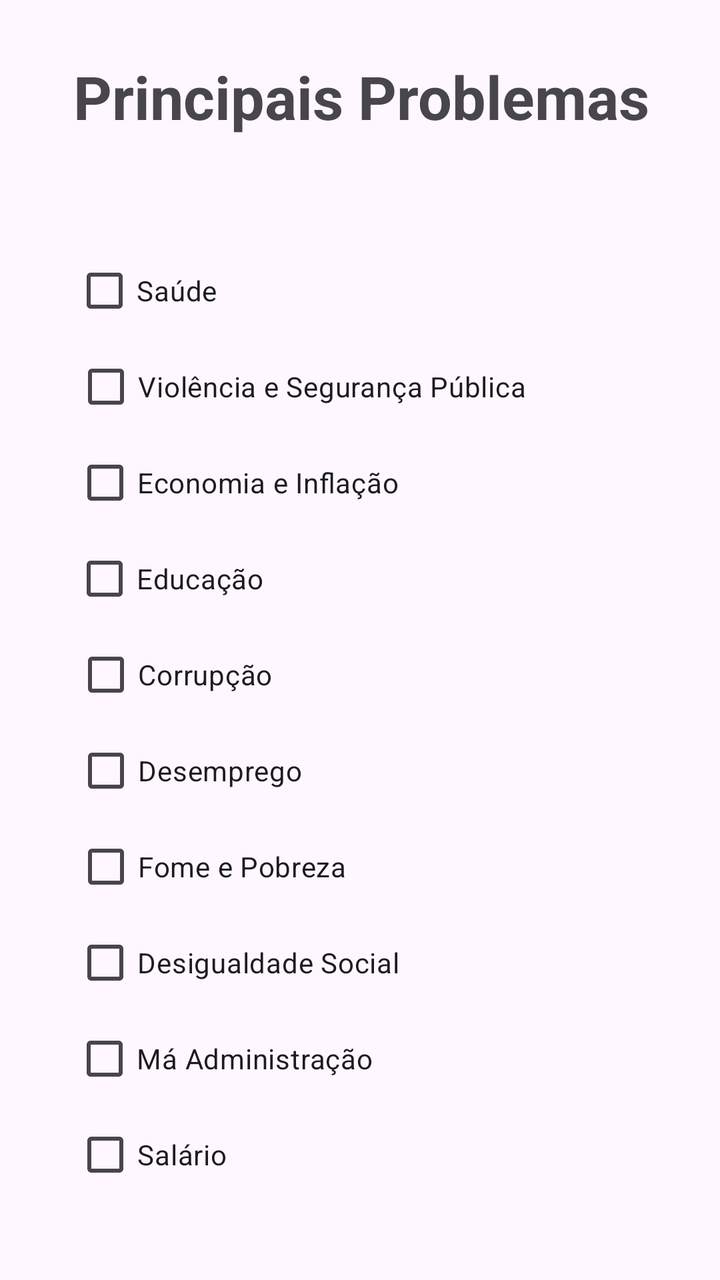
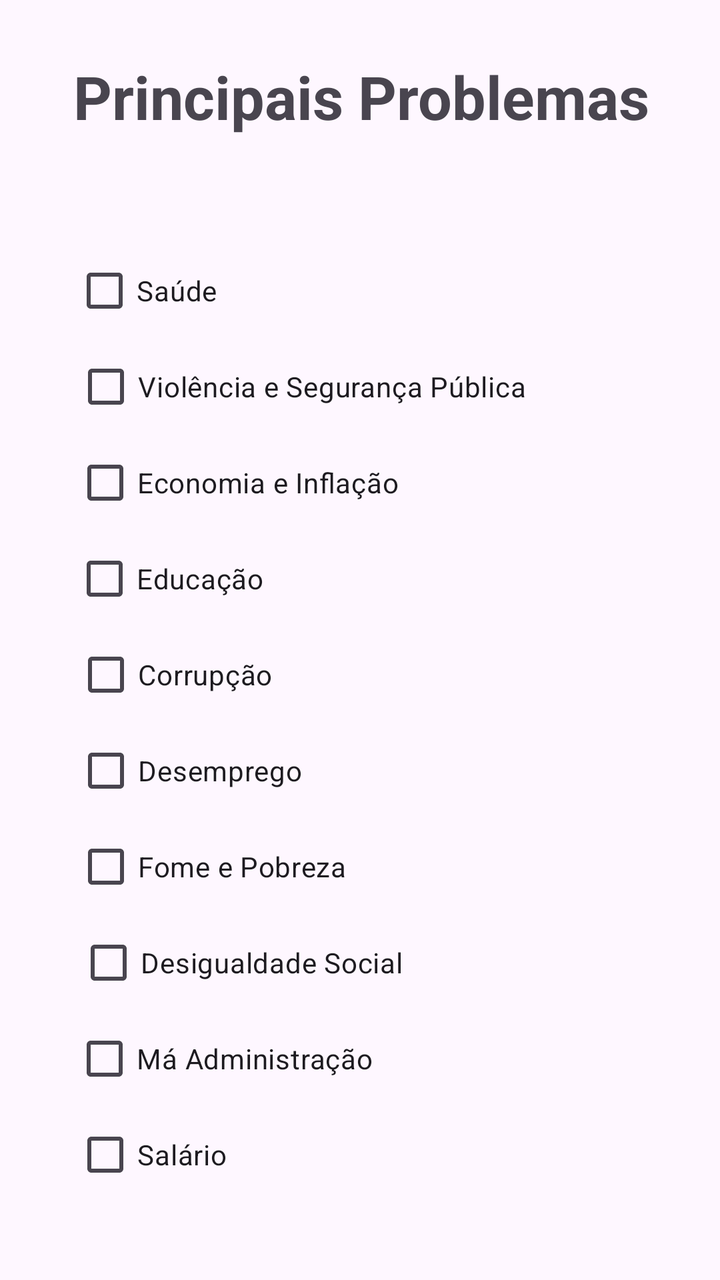

Two renders of the same Android screen: before a commit and after it. Below are the layout's source before the change and the commit's diff.
<!-- AndroidManifest.xml: application theme Theme.Eleicao -->
<!-- res/layout/activity_problemas.xml -->
<?xml version="1.0" encoding="utf-8"?>
<androidx.constraintlayout.widget.ConstraintLayout xmlns:android="http://schemas.android.com/apk/res/android"
    xmlns:app="http://schemas.android.com/apk/res-auto"
    xmlns:tools="http://schemas.android.com/tools"
    android:id="@+id/main"
    android:layout_width="match_parent"
    android:layout_height="match_parent"
    tools:context=".ProblemasActivity">

    <TextView
        android:id="@+id/textView8"
        android:layout_width="wrap_content"
        android:layout_height="wrap_content"
        android:layout_marginStart="62dp"
        android:layout_marginTop="28dp"
        android:layout_marginEnd="61dp"
        android:text="Principais Problemas"
        android:textSize="30sp"
        android:textStyle="bold"
        app:layout_constraintEnd_toEndOf="parent"
        app:layout_constraintStart_toStartOf="parent"
        app:layout_constraintTop_toTopOf="parent" />

    <CheckBox
        android:id="@+id/checkBox"
        android:layout_width="wrap_content"
        android:layout_height="wrap_content"
        android:layout_marginStart="62dp"
        android:layout_marginTop="53dp"
        android:layout_marginEnd="277dp"
        android:text="Saúde"
        app:layout_constraintEnd_toEndOf="parent"
        app:layout_constraintStart_toStartOf="parent"
        app:layout_constraintTop_toBottomOf="@+id/textView8" />

    <CheckBox
        android:id="@+id/checkBox2"
        android:layout_width="wrap_content"
        android:layout_height="wrap_content"
        android:layout_marginStart="62dp"
        android:layout_marginEnd="122dp"
        android:text="Violência e Segurança Pública"
        app:layout_constraintEnd_toEndOf="parent"
        app:layout_constraintStart_toStartOf="parent"
        app:layout_constraintTop_toBottomOf="@+id/checkBox" />

    <CheckBox
        android:id="@+id/checkBox3"
        android:layout_width="wrap_content"
        android:layout_height="wrap_content"
        android:layout_marginStart="62dp"
        android:layout_marginEnd="186dp"
        android:text="Economia e Inflação"
        app:layout_constraintEnd_toEndOf="parent"
        app:layout_constraintStart_toStartOf="parent"
        app:layout_constraintTop_toBottomOf="@+id/checkBox2" />

    <CheckBox
        android:id="@+id/checkBox4"
        android:layout_width="wrap_content"
        android:layout_height="wrap_content"
        android:layout_marginStart="62dp"
        android:layout_marginEnd="254dp"
        android:text="Educação"
        app:layout_constraintEnd_toEndOf="parent"
        app:layout_constraintStart_toStartOf="parent"
        app:layout_constraintTop_toBottomOf="@+id/checkBox3" />

    <CheckBox
        android:id="@+id/checkBox5"
        android:layout_width="wrap_content"
        android:layout_height="wrap_content"
        android:layout_marginStart="62dp"
        android:layout_marginEnd="249dp"
        android:text="Corrupção"
        app:layout_constraintEnd_toEndOf="parent"
        app:layout_constraintStart_toStartOf="parent"
        app:layout_constraintTop_toBottomOf="@+id/checkBox4" />

    <CheckBox
        android:id="@+id/checkBox6"
        android:layout_width="wrap_content"
        android:layout_height="wrap_content"
        android:layout_marginStart="62dp"
        android:layout_marginEnd="234dp"
        android:text="Desemprego"
        app:layout_constraintEnd_toEndOf="parent"
        app:layout_constraintStart_toStartOf="parent"
        app:layout_constraintTop_toBottomOf="@+id/checkBox5" />

    <CheckBox
        android:id="@+id/checkBox7"
        android:layout_width="wrap_content"
        android:layout_height="wrap_content"
        android:layout_marginStart="62dp"
        android:layout_marginEnd="212dp"
        android:text="Fome e Pobreza"
        app:layout_constraintEnd_toEndOf="parent"
        app:layout_constraintStart_toStartOf="parent"
        app:layout_constraintTop_toBottomOf="@+id/checkBox6" />

    <CheckBox
        android:id="@+id/checkBox8"
        android:layout_width="wrap_content"
        android:layout_height="wrap_content"
        android:layout_marginStart="62dp"
        android:layout_marginEnd="182dp"
        android:text="Desigualdade Social "
        app:layout_constraintEnd_toEndOf="parent"
        app:layout_constraintStart_toStartOf="parent"
        app:layout_constraintTop_toBottomOf="@+id/checkBox7" />

    <CheckBox
        android:id="@+id/checkBox9"
        android:layout_width="wrap_content"
        android:layout_height="wrap_content"
        android:layout_marginStart="62dp"
        android:layout_marginEnd="199dp"
        android:text="Má Administração"
        app:layout_constraintEnd_toEndOf="parent"
        app:layout_constraintStart_toStartOf="parent"
        app:layout_constraintTop_toBottomOf="@+id/checkBox8" />

    <CheckBox
        android:id="@+id/checkBox10"
        android:layout_width="wrap_content"
        android:layout_height="wrap_content"
        android:layout_marginStart="62dp"
        android:layout_marginEnd="272dp"
        android:text="Salário"
        app:layout_constraintEnd_toEndOf="parent"
        app:layout_constraintStart_toStartOf="parent"
        app:layout_constraintTop_toBottomOf="@+id/checkBox9" />

    <Button
        android:id="@+id/btConfirmar"
        android:layout_width="wrap_content"
        android:layout_height="wrap_content"
        android:layout_marginStart="145dp"
        android:layout_marginTop="36dp"
        android:layout_marginEnd="145dp"
        android:backgroundTint="#2D3094"
        android:text="Confirmar"
        android:textSize="16sp"
        app:cornerRadius="10dp"
        app:layout_constraintEnd_toEndOf="parent"
        app:layout_constraintStart_toStartOf="parent"
        app:layout_constraintTop_toBottomOf="@+id/checkBox10" />
</androidx.constraintlayout.widget.ConstraintLayout>
<!-- resources referenced by this layout -->
<resources>
  <style name="Theme.Eleicao" parent="Base.Theme.Eleicao" />
  <style name="Base.Theme.Eleicao" parent="Theme.Material3.DayNight.NoActionBar">
          
          
      </style>
</resources>

<!-- the commit's change to res/layout/activity_problemas.xml (unified diff, before → after) -->
@@ -22,7 +22,7 @@
         app:layout_constraintTop_toTopOf="parent" />
 
     <CheckBox
-        android:id="@+id/checkBox"
+        android:id="@+id/saude"
         android:layout_width="wrap_content"
         android:layout_height="wrap_content"
         android:layout_marginStart="62dp"
@@ -34,7 +34,7 @@
         app:layout_constraintTop_toBottomOf="@+id/textView8" />
 
     <CheckBox
-        android:id="@+id/checkBox2"
+        android:id="@+id/violenciaSegurançaPublica"
         android:layout_width="wrap_content"
         android:layout_height="wrap_content"
         android:layout_marginStart="62dp"
@@ -42,10 +42,10 @@
         android:text="Violência e Segurança Pública"
         app:layout_constraintEnd_toEndOf="parent"
         app:layout_constraintStart_toStartOf="parent"
-        app:layout_constraintTop_toBottomOf="@+id/checkBox" />
+        app:layout_constraintTop_toBottomOf="@+id/saude" />
 
     <CheckBox
-        android:id="@+id/checkBox3"
+        android:id="@+id/economiaInflacao"
         android:layout_width="wrap_content"
         android:layout_height="wrap_content"
         android:layout_marginStart="62dp"
@@ -53,10 +53,10 @@
         android:text="Economia e Inflação"
         app:layout_constraintEnd_toEndOf="parent"
         app:layout_constraintStart_toStartOf="parent"
-        app:layout_constraintTop_toBottomOf="@+id/checkBox2" />
+        app:layout_constraintTop_toBottomOf="@+id/violenciaSegurançaPublica" />
 
     <CheckBox
-        android:id="@+id/checkBox4"
+        android:id="@+id/educacao"
         android:layout_width="wrap_content"
         android:layout_height="wrap_content"
         android:layout_marginStart="62dp"
@@ -64,10 +64,10 @@
         android:text="Educação"
         app:layout_constraintEnd_toEndOf="parent"
         app:layout_constraintStart_toStartOf="parent"
-        app:layout_constraintTop_toBottomOf="@+id/checkBox3" />
+        app:layout_constraintTop_toBottomOf="@+id/economiaInflacao" />
 
     <CheckBox
-        android:id="@+id/checkBox5"
+        android:id="@+id/corrupcao"
         android:layout_width="wrap_content"
         android:layout_height="wrap_content"
         android:layout_marginStart="62dp"
@@ -75,10 +75,10 @@
         android:text="Corrupção"
         app:layout_constraintEnd_toEndOf="parent"
         app:layout_constraintStart_toStartOf="parent"
-        app:layout_constraintTop_toBottomOf="@+id/checkBox4" />
+        app:layout_constraintTop_toBottomOf="@+id/educacao" />
 
     <CheckBox
-        android:id="@+id/checkBox6"
+        android:id="@+id/desemprego"
         android:layout_width="wrap_content"
         android:layout_height="wrap_content"
         android:layout_marginStart="62dp"
@@ -86,10 +86,10 @@
         android:text="Desemprego"
         app:layout_constraintEnd_toEndOf="parent"
         app:layout_constraintStart_toStartOf="parent"
-        app:layout_constraintTop_toBottomOf="@+id/checkBox5" />
+        app:layout_constraintTop_toBottomOf="@+id/corrupcao" />
 
     <CheckBox
-        android:id="@+id/checkBox7"
+        android:id="@+id/fomePobreza"
         android:layout_width="wrap_content"
         android:layout_height="wrap_content"
         android:layout_marginStart="62dp"
@@ -97,21 +97,21 @@
         android:text="Fome e Pobreza"
         app:layout_constraintEnd_toEndOf="parent"
         app:layout_constraintStart_toStartOf="parent"
-        app:layout_constraintTop_toBottomOf="@+id/checkBox6" />
+        app:layout_constraintTop_toBottomOf="@+id/desemprego" />
 
     <CheckBox
-        android:id="@+id/checkBox8"
+        android:id="@+id/desiquidadeSocial"
         android:layout_width="wrap_content"
         android:layout_height="wrap_content"
         android:layout_marginStart="62dp"
         android:layout_marginEnd="182dp"
-        android:text="Desigualdade Social "
+        android:text="Desigualdade Social"
         app:layout_constraintEnd_toEndOf="parent"
         app:layout_constraintStart_toStartOf="parent"
-        app:layout_constraintTop_toBottomOf="@+id/checkBox7" />
+        app:layout_constraintTop_toBottomOf="@+id/fomePobreza" />
 
     <CheckBox
-        android:id="@+id/checkBox9"
+        android:id="@+id/maAdmin"
         android:layout_width="wrap_content"
         android:layout_height="wrap_content"
         android:layout_marginStart="62dp"
@@ -119,10 +119,10 @@
         android:text="Má Administração"
         app:layout_constraintEnd_toEndOf="parent"
         app:layout_constraintStart_toStartOf="parent"
-        app:layout_constraintTop_toBottomOf="@+id/checkBox8" />
+        app:layout_constraintTop_toBottomOf="@+id/desiquidadeSocial" />
 
     <CheckBox
-        android:id="@+id/checkBox10"
+        android:id="@+id/salario"
         android:layout_width="wrap_content"
         android:layout_height="wrap_content"
         android:layout_marginStart="62dp"
@@ -130,7 +130,7 @@
         android:text="Salário"
         app:layout_constraintEnd_toEndOf="parent"
         app:layout_constraintStart_toStartOf="parent"
-        app:layout_constraintTop_toBottomOf="@+id/checkBox9" />
+        app:layout_constraintTop_toBottomOf="@+id/maAdmin" />
 
     <Button
         android:id="@+id/btConfirmar"
@@ -145,5 +145,5 @@
         app:cornerRadius="10dp"
         app:layout_constraintEnd_toEndOf="parent"
         app:layout_constraintStart_toStartOf="parent"
-        app:layout_constraintTop_toBottomOf="@+id/checkBox10" />
+        app:layout_constraintTop_toBottomOf="@+id/salario" />
 </androidx.constraintlayout.widget.ConstraintLayout>
